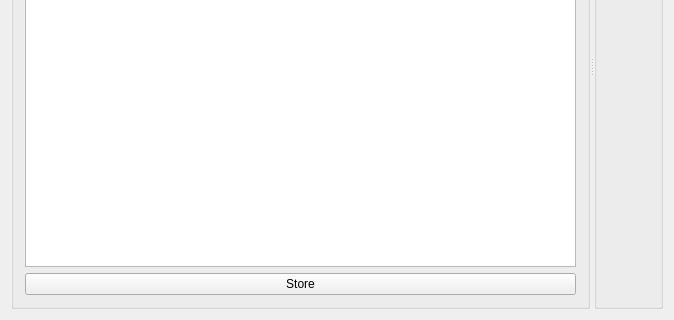
First picture: the form in GUI/StereoCalibToolGUI.ui, repository toshimana/StereoCalibTool, before the edit; both pictures show x 0 to 674 and y 189 to 509 of the 674 by 509 pixel window.
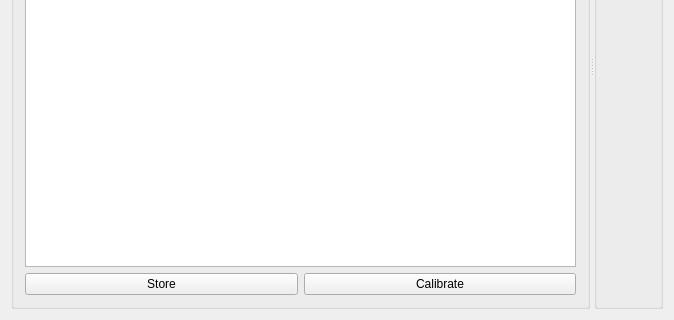
Second picture: the form after the edit. Custom widgets are drawn as their Qt base class.

Commit message: Calibrateotaボタンの追加

```diff
--- a/GUI/StereoCalibToolGUI.ui
+++ b/GUI/StereoCalibToolGUI.ui
@@ -37,6 +37,13 @@
             </property>
            </widget>
           </item>
+          <item>
+           <widget class="ObservedPushButton" name="CalibrateButton">
+            <property name="text">
+             <string>Calibrate</string>
+            </property>
+           </widget>
+          </item>
          </layout>
         </item>
        </layout>
```
The commit also changes 1 other file.
